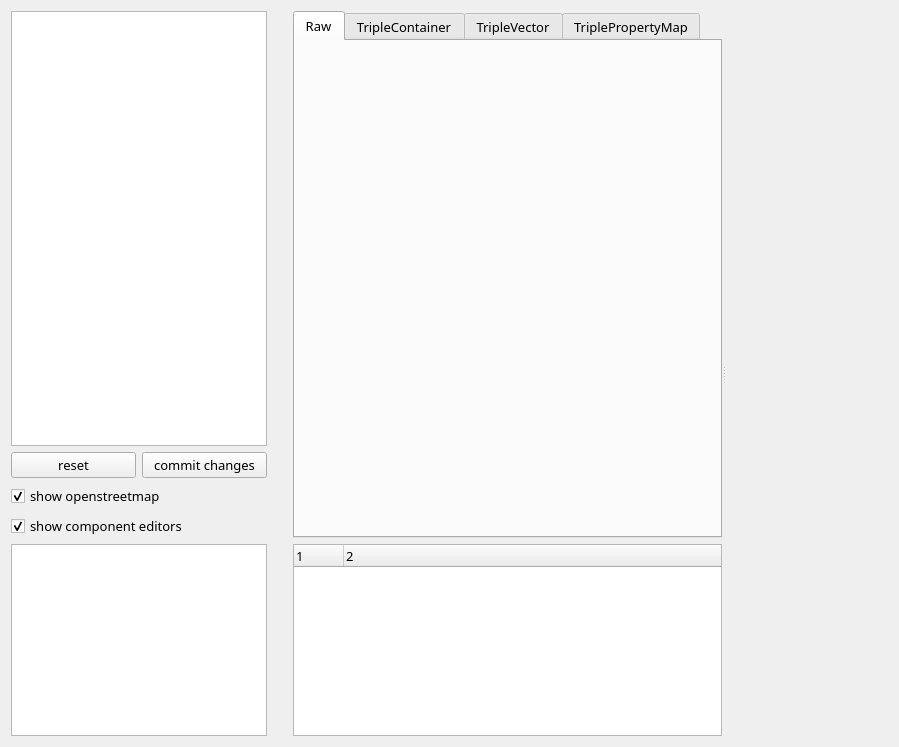
Old version of the form ui/main.ui in the repository sempr-tk/sempr-gui.
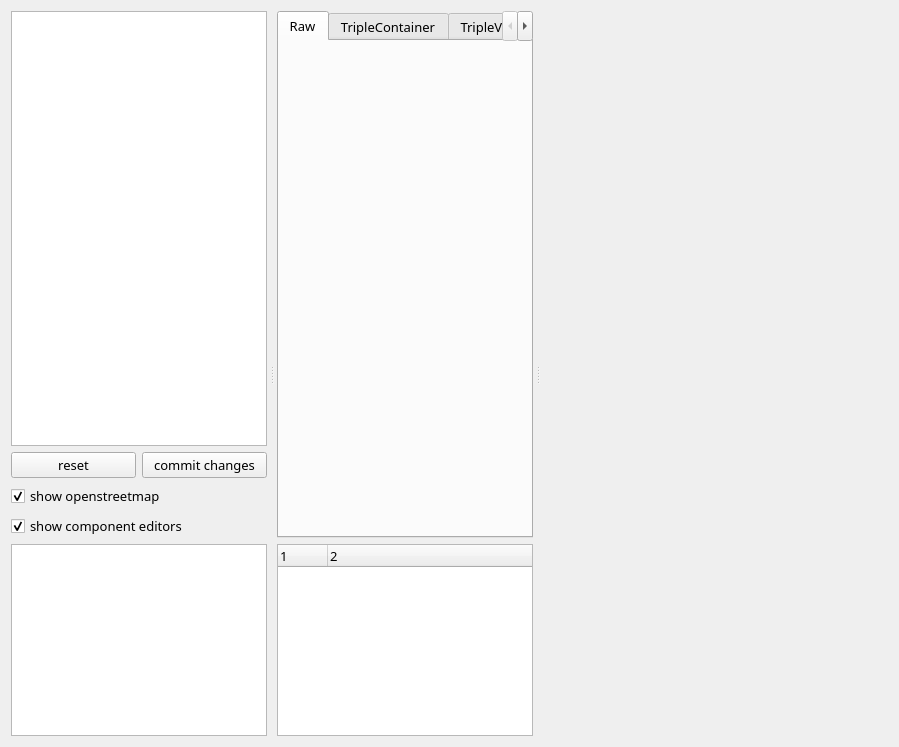
New version of the form. Custom widgets are drawn as their Qt base class.

Commit message: splitter layout adjusted

The edit to the form file:
```diff
--- a/ui/main.ui
+++ b/ui/main.ui
@@ -19,8 +19,22 @@
   <property name="windowTitle">
    <string>SEMPR</string>
   </property>
-  <layout class="QGridLayout" name="gridLayout">
-   <item row="0" column="0">
+  <layout class="QHBoxLayout" name="horizontalLayout_2">
+   <item>
+    <widget class="QSplitter" name="splitter">
+     <property name="sizePolicy">
+      <sizepolicy hsizetype="Expanding" vsizetype="Expanding">
+       <horstretch>0</horstretch>
+       <verstretch>0</verstretch>
+      </sizepolicy>
+     </property>
+     <property name="orientation">
+      <enum>Qt::Horizontal</enum>
+     </property>
+     <property name="handleWidth">
+      <number>10</number>
+     </property>
+     <widget class="QWidget" name="layoutWidget">
     <layout class="QVBoxLayout" name="verticalLayout">
      <item>
       <widget class="sempr::gui::ColoredBranchTreeView" name="treeView">
@@ -120,22 +134,14 @@
       </widget>
      </item>
     </layout>
-   </item>
-   <item row="0" column="1">
-    <widget class="QSplitter" name="splitter">
-     <property name="orientation">
-      <enum>Qt::Horizontal</enum>
-     </property>
-     <widget class="QWidget" name="">
+     </widget>
+     <widget class="QWidget" name="layoutWidget">
       <layout class="QVBoxLayout" name="verticalLayout_2">
-       <property name="leftMargin">
-        <number>20</number>
-       </property>
        <item>
         <widget class="QTabWidget" name="tabWidget">
          <property name="sizePolicy">
-          <sizepolicy hsizetype="Expanding" vsizetype="Expanding">
-           <horstretch>0</horstretch>
+          <sizepolicy hsizetype="Preferred" vsizetype="Expanding">
+           <horstretch>1</horstretch>
            <verstretch>0</verstretch>
           </sizepolicy>
          </property>
@@ -195,16 +201,10 @@
      <widget class="sempr::gui::GeoMapWidget" name="geoMapWidget" native="true">
       <property name="sizePolicy">
        <sizepolicy hsizetype="Expanding" vsizetype="Expanding">
-        <horstretch>0</horstretch>
+        <horstretch>1</horstretch>
         <verstretch>0</verstretch>
        </sizepolicy>
       </property>
-      <property name="minimumSize">
-       <size>
-        <width>0</width>
-        <height>0</height>
-       </size>
-      </property>
      </widget>
     </widget>
    </item>
```
Left out of the diff: 12 changed lines with no effect on the pictures. Lines whose indentation alone changed are shown as unchanged.
